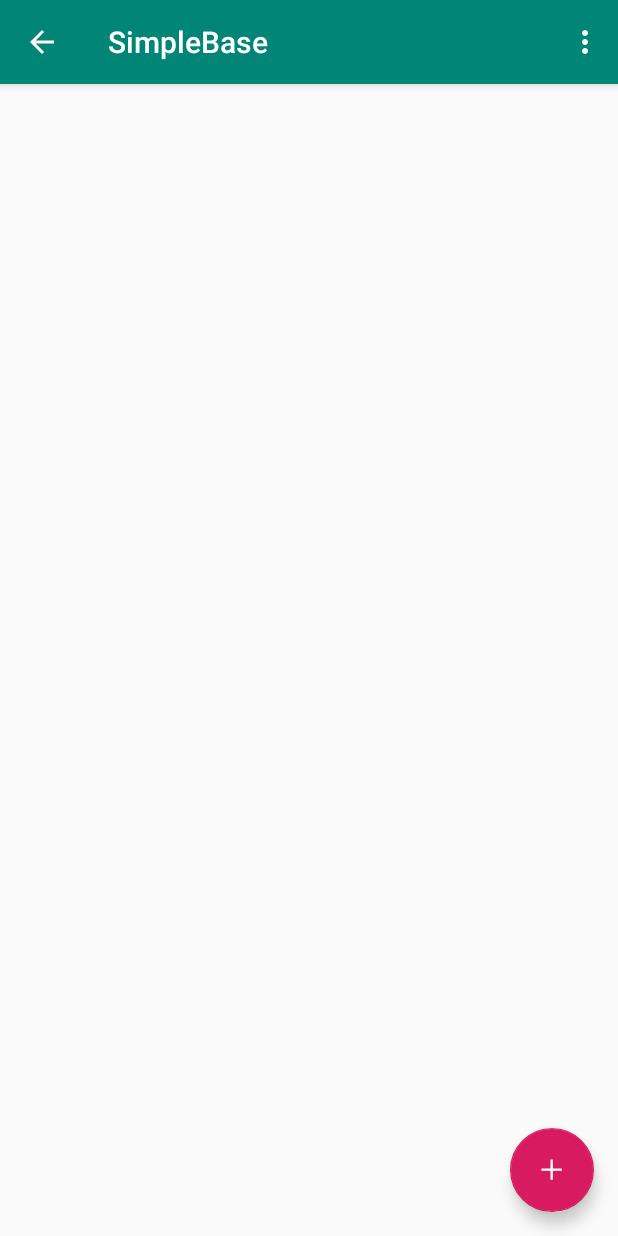
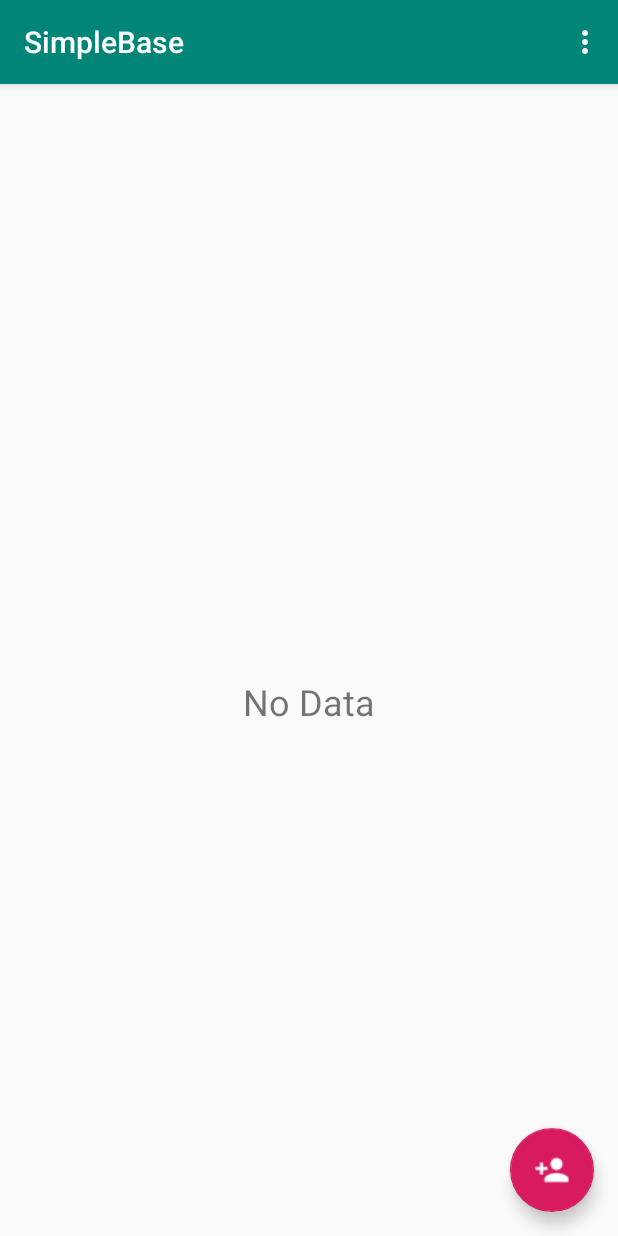
Before and after one commit to bassaer/SimpleBase, an Android app: the screen it shows after launch (UserListActivity), on a phone screen of 412 x 824 dp. Run offline under Robolectric (Android 15) with nearby library versions, the phone set to English and light mode, and no system bars; our stand-ins replace Room's generated code.

Commit message:
impl base functions

```diff
--- a/app/src/main/java/com/github/bassaer/simplebase/data/User.kt
+++ b/app/src/main/java/com/github/bassaer/simplebase/data/User.kt
@@ -3,10 +3,11 @@ package com.github.bassaer.simplebase.data
 import androidx.room.ColumnInfo
 import androidx.room.Entity
 import androidx.room.PrimaryKey
+import java.util.*
 
 @Entity
 data class User(
-    @PrimaryKey(autoGenerate = false) var id: Long = 0L,
+    @PrimaryKey @ColumnInfo(name = "id") val id: String = UUID.randomUUID().toString(),
     @ColumnInfo(name = "name") var name: String,
     @ColumnInfo(name = "count") var count:Int
 )
--- a/app/src/main/java/com/github/bassaer/simplebase/data/UserDao.kt
+++ b/app/src/main/java/com/github/bassaer/simplebase/data/UserDao.kt
@@ -7,13 +7,15 @@ import androidx.room.Query
 import androidx.room.Update
 
 @Dao
-public interface UserDao {
+interface UserDao {
     @Insert(onConflict = REPLACE)
     fun create(user: User)
     @Update
     fun save(user: User)
     @Query("SELECT * FROM user WHERE id = :userId")
-    fun findById(userId: Long): User
+    fun findById(userId: String): User
     @Query("SELECT * FROM user")
     fun findAll(): MutableList<User>
+    @Query("DELETE FROM user")
+    fun removeAll()
 }
--- a/app/src/main/java/com/github/bassaer/simplebase/userlist/UserListActivity.kt
+++ b/app/src/main/java/com/github/bassaer/simplebase/userlist/UserListActivity.kt
@@ -1,13 +1,12 @@
 package com.github.bassaer.simplebase.userlist
 
 import android.os.Bundle
-import android.view.Menu
-import android.view.MenuItem
 import androidx.appcompat.app.AppCompatActivity
 import com.github.bassaer.simplebase.R
 import kotlinx.android.synthetic.main.counter_act.*
 
 class UserListActivity: AppCompatActivity() {
+
     override fun onCreate(savedInstanceState: Bundle?) {
         super.onCreate(savedInstanceState)
         setContentView(R.layout.userlist_act)
@@ -15,7 +14,6 @@ class UserListActivity: AppCompatActivity() {
 
         setSupportActionBar(findViewById(R.id.toolbar))
         supportActionBar?.run {
-            setDisplayHomeAsUpEnabled(true)
             setDisplayShowHomeEnabled(true)
         }
 
@@ -24,19 +22,4 @@ class UserListActivity: AppCompatActivity() {
         transaction.commit()
     }
 
-    override fun onCreateOptionsMenu(menu: Menu): Boolean {
-        // Inflate the menu; this adds items to the action bar if it is present.
-        menuInflater.inflate(R.menu.menu_main, menu)
-        return true
-    }
-
-    override fun onOptionsItemSelected(item: MenuItem): Boolean {
-        // Handle action bar item clicks here. The action bar will
-        // automatically handle clicks on the Home/Up button, so long
-        // as you specify a parent activity in AndroidManifest.xml.
-        return when (item.itemId) {
-            R.id.action_settings -> true
-            else -> super.onOptionsItemSelected(item)
-        }
-    }
 }
--- a/app/src/main/java/com/github/bassaer/simplebase/userlist/UserListFragment.kt
+++ b/app/src/main/java/com/github/bassaer/simplebase/userlist/UserListFragment.kt
@@ -3,9 +3,7 @@ package com.github.bassaer.simplebase.userlist
 import android.app.Activity.RESULT_OK
 import android.content.Intent
 import android.os.Bundle
-import android.view.LayoutInflater
-import android.view.View
-import android.view.ViewGroup
+import android.view.*
 import android.widget.Toast
 import androidx.fragment.app.Fragment
 import androidx.recyclerview.widget.DividerItemDecoration
@@ -16,11 +14,12 @@ import com.github.bassaer.simplebase.counter.CounterActivity
 import com.github.bassaer.simplebase.counter.CounterFragment
 import com.github.bassaer.simplebase.data.User
 import com.github.bassaer.simplebase.data.UserDatabase
+import com.github.bassaer.simplebase.util.EmptyRecyclerView
 import com.google.android.material.floatingactionbutton.FloatingActionButton
 
 class UserListFragment: Fragment(), NewUserDialogFragment.NoticeDialogListener {
 
-    private lateinit var recyclerView: RecyclerView
+    private lateinit var recyclerView: EmptyRecyclerView
     private lateinit var viewAdapter: RecyclerView.Adapter<*>
     private lateinit var viewManager: RecyclerView.LayoutManager
     private lateinit var users: MutableList<User>
@@ -39,14 +38,14 @@ class UserListFragment: Fragment(), NewUserDialogFragment.NoticeDialogListener {
                 }
             })
         }
-        recyclerView = root.findViewById<RecyclerView>(R.id.user_list).apply {
+        recyclerView = root.findViewById<EmptyRecyclerView>(R.id.user_list).apply {
             setHasFixedSize(true)
             layoutManager = viewManager
             adapter = viewAdapter
             addItemDecoration(DividerItemDecoration(requireContext(), DividerItemDecoration.VERTICAL))
+            setEmptyView(root.findViewById(R.id.empty_view))
         }
-        val fab: FloatingActionButton? = activity?.findViewById(R.id.new_user_fab)
-        fab?.setOnClickListener {
+        activity?.findViewById<FloatingActionButton>(R.id.new_user_fab)?.setOnClickListener {
             activity?.let {
                 val dialog =  NewUserDialogFragment()
                 dialog.setTargetFragment(this, 0)
@@ -57,12 +56,15 @@ class UserListFragment: Fragment(), NewUserDialogFragment.NoticeDialogListener {
     }
 
     override fun onClickPositiveButton(input: String) {
+        if (input.isEmpty()) {
+            Toast.makeText(requireContext(), getText(R.string.ng_message), Toast.LENGTH_SHORT).show()
+            return
+        }
         val dao = UserDatabase.getInstance(requireContext()).userDao()
         val user = User(name = input, count = 0)
         dao.create(user)
         users.add(user)
         viewAdapter.notifyDataSetChanged()
-        Toast.makeText(requireContext(), getString(R.string.ok_message), Toast.LENGTH_SHORT).show()
     }
 
     override fun onActivityResult(requestCode: Int, resultCode: Int, data: Intent?) {
@@ -70,10 +72,7 @@ class UserListFragment: Fragment(), NewUserDialogFragment.NoticeDialogListener {
             return
         }
         data?.extras?.let {
-            val id = it.getLong(CounterFragment.ARGUMENT_USER_ID, -1)
-            if (id < 0) {
-                return
-            }
+            val id = it.getString(CounterFragment.ARGUMENT_USER_ID) ?: return
             val userDao = UserDatabase.getInstance(requireContext()).userDao()
             val updateUser = userDao.findById(id)
 
@@ -84,8 +83,28 @@ class UserListFragment: Fragment(), NewUserDialogFragment.NoticeDialogListener {
                     break
                 }
             }
+        }
+    }
 
+    override fun onActivityCreated(savedInstanceState: Bundle?) {
+        super.onActivityCreated(savedInstanceState)
+        setHasOptionsMenu(true)
+    }
 
+    override fun onCreateOptionsMenu(menu: Menu, inflater: MenuInflater) {
+        inflater.inflate(R.menu.menu_main, menu)
+    }
+
+    override fun onOptionsItemSelected(item: MenuItem): Boolean {
+        return when (item.itemId) {
+            R.id.action_reset -> {
+                val dao = UserDatabase.getInstance(requireContext()).userDao()
+                dao.removeAll()
+                users.clear()
+                viewAdapter.notifyDataSetChanged()
+                return true
+            }
+            else -> super.onOptionsItemSelected(item)
         }
     }
 
--- /dev/null
+++ b/app/src/main/java/com/github/bassaer/simplebase/util/EmptyRecyclerView.kt
@@ -0,0 +1,43 @@
+package com.github.bassaer.simplebase.util
+
+import android.content.Context
+import android.util.AttributeSet
+import android.view.View
+import androidx.recyclerview.widget.RecyclerView
+
+class EmptyRecyclerView @JvmOverloads constructor(
+    context: Context, attrs: AttributeSet? = null, defStyleAttr: Int = 0
+): RecyclerView(context, attrs, defStyleAttr) {
+
+    private lateinit var emptyView: View
+
+    private fun initView() {
+        emptyView.let {
+            if (adapter == null || adapter?.itemCount == 0) {
+                it.visibility = View.VISIBLE
+            } else {
+                it.visibility = View.GONE
+            }
+        }
+    }
+
+    override fun setAdapter(adapter: Adapter<*>?) {
+        val oldAdapter = getAdapter()
+        super.setAdapter(adapter)
+        oldAdapter?.unregisterAdapterDataObserver(emptyObserver)
+        adapter?.registerAdapterDataObserver(emptyObserver)
+    }
+
+    private val emptyObserver = object : RecyclerView.AdapterDataObserver() {
+        override fun onChanged() {
+            super.onChanged()
+            initView()
+        }
+    }
+
+    fun setEmptyView(view: View) {
+        emptyView = view
+        initView()
+    }
+
+}
--- a/app/src/main/res/layout/userlist_act.xml
+++ b/app/src/main/res/layout/userlist_act.xml
@@ -36,6 +36,6 @@
             android:layout_height="wrap_content"
             android:layout_gravity="bottom|end"
             android:layout_margin="@dimen/fab_margin"
-            app:srcCompat="@drawable/ic_action_add"/>
+            app:srcCompat="@drawable/ic_person_add"/>
 
 </androidx.coordinatorlayout.widget.CoordinatorLayout>
--- a/app/src/main/res/layout/userlist_frag.xml
+++ b/app/src/main/res/layout/userlist_frag.xml
@@ -1,7 +1,20 @@
 <?xml version="1.0" encoding="utf-8"?>
-<androidx.recyclerview.widget.RecyclerView
-        xmlns:android="http://schemas.android.com/apk/res/android"
-        android:id="@+id/user_list"
-        android:scrollbars="vertical"
-        android:layout_width="match_parent"
-        android:layout_height="match_parent"/>
+<RelativeLayout xmlns:android="http://schemas.android.com/apk/res/android"
+             android:layout_width="match_parent"
+             android:layout_height="match_parent">
+    <com.github.bassaer.simplebase.util.EmptyRecyclerView
+            android:id="@+id/user_list"
+            android:scrollbars="vertical"
+            android:layout_width="match_parent"
+            android:layout_height="match_parent"/>
+
+    <TextView
+            android:id="@+id/empty_view"
+            android:layout_width="match_parent"
+            android:layout_height="match_parent"
+            android:gravity="center"
+            android:visibility="gone"
+            android:text="@string/no_data_message"
+            android:textSize="@dimen/font_normal"/>
+
+</RelativeLayout>
--- a/app/src/main/res/menu/menu_main.xml
+++ b/app/src/main/res/menu/menu_main.xml
@@ -2,8 +2,8 @@
       xmlns:app="http://schemas.android.com/apk/res-auto"
       xmlns:tools="http://schemas.android.com/tools"
       tools:context="com.github.bassaer.simplebase.counter.CounterActivity">
-    <item android:id="@+id/action_settings"
-          android:title="@string/action_settings"
+    <item android:id="@+id/action_reset"
+          android:title="@string/action_reset"
           android:orderInCategory="100"
           app:showAsAction="never"/>
 </menu>
--- a/app/src/main/res/values/strings.xml
+++ b/app/src/main/res/values/strings.xml
@@ -1,6 +1,7 @@
 <resources>
     <string name="app_name">SimpleBase</string>
     <string name="action_settings">Settings</string>
+    <string name="action_reset">Reset</string>
     <string name="default_count">0</string>
     <string name="dialog_title">New User</string>
     <string name="positive_button">OK</string>
@@ -9,4 +10,5 @@
     <string name="ok_message">Success!</string>
     <string name="ng_message">Error!</string>
     <string name="save_title">Save?</string>
+    <string name="no_data_message">No Data</string>
 </resources>
```
Also changed, not shown: app/src/main/java/com/github/bassaer/simplebase/counter/CounterActivity.kt (+1 -19 lines), app/src/main/java/com/github/bassaer/simplebase/counter/CounterFragment.kt (+28 -17 lines), app/src/main/res/drawable-hdpi/ic_person_add.png (added), app/src/main/res/drawable-mdpi/ic_person_add.png (added), app/src/main/res/drawable-xhdpi/ic_person_add.png (added), app/src/main/res/drawable-xxhdpi/ic_person_add.png (added), app/src/main/res/drawable-xxxhdpi/ic_person_add.png (added).
